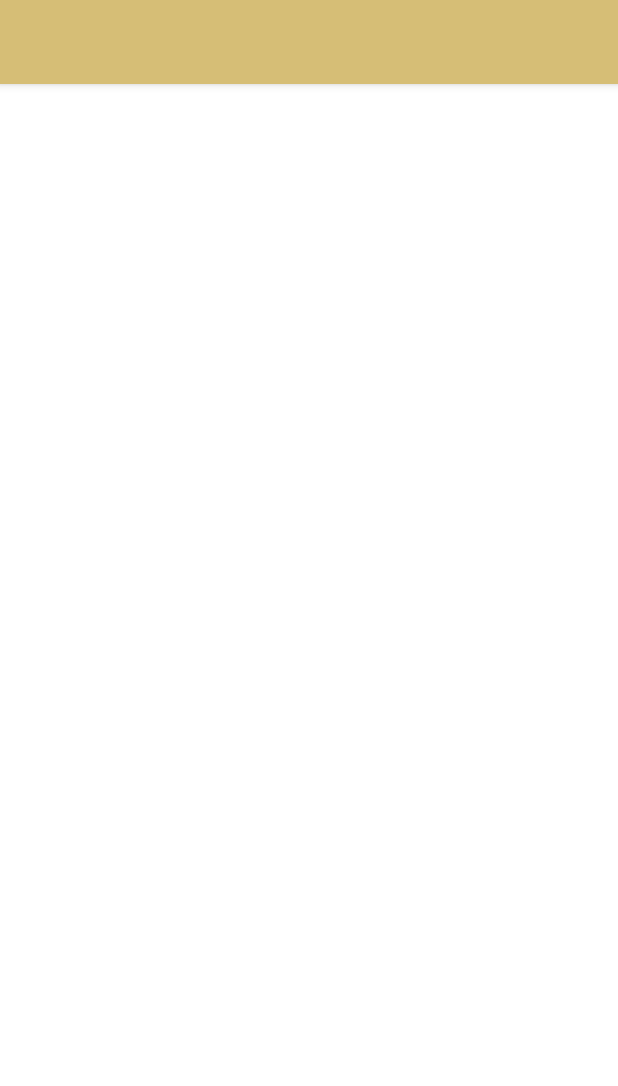
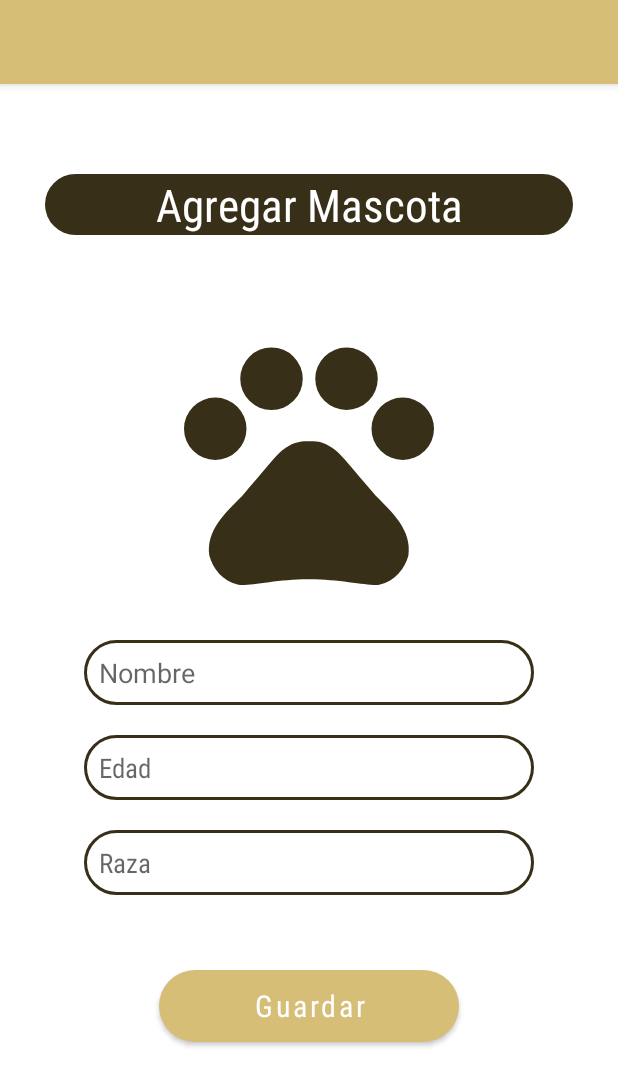
Before and after one commit to arckenos/CuitdaVet-Final, an Android app: the addMascota screen opened directly, with no data from a screen before it, on a phone screen of 412 x 824 dp. Shown: the top 1086 px of the screen. Run offline under Robolectric (Android 15) with nearby library versions, the phone set to English and light mode, and no system bars; our stand-ins replace Firebase (no records; nobody signed in at launch, a user with empty details on screens opened directly).

Commit message:
Mascotas parte 2
Ya agrega y muestra las mascotas agregadas, además arregle algo que estaba mal con la navegación al aviso de privacidad

```diff
--- a/app/src/main/java/encinas/maria/cuidavet/ui/avisoprivacidad/AvisoFragment.kt
+++ b/app/src/main/java/encinas/maria/cuidavet/ui/avisoprivacidad/AvisoFragment.kt
@@ -8,7 +8,6 @@ import android.view.ViewGroup
 import androidx.fragment.app.Fragment
 import encinas.maria.cuidavet.R
 import encinas.maria.cuidavet.calendario
-import encinas.maria.cuidavet.databinding.FragmentHomeBinding
 import encinas.maria.cuidavet.databinding.FragmentPrivacidadBinding
 import encinas.maria.cuidavet.menu_desplegable
 
@@ -25,9 +24,9 @@ class AvisoFragment: Fragment() {
         container: ViewGroup?,
         savedInstanceState: Bundle?
     ): View {
-        val bin = FragmentHomeBinding.inflate(layoutInflater)
+        val bin = FragmentPrivacidadBinding.inflate(layoutInflater)
 
-        bin.btnCalendario.setOnClickListener {
+        bin.btnHecho.setOnClickListener {
             val intent = Intent(this@AvisoFragment.requireContext(), menu_desplegable::class.java)
             startActivity(intent)
         }
--- a/app/src/main/res/layout/activity_add_mascota.xml
+++ b/app/src/main/res/layout/activity_add_mascota.xml
@@ -1,9 +1,91 @@
 <?xml version="1.0" encoding="utf-8"?>
-<androidx.constraintlayout.widget.ConstraintLayout xmlns:android="http://schemas.android.com/apk/res/android"
+<LinearLayout xmlns:android="http://schemas.android.com/apk/res/android"
     xmlns:app="http://schemas.android.com/apk/res-auto"
     xmlns:tools="http://schemas.android.com/tools"
     android:layout_width="match_parent"
     android:layout_height="match_parent"
-    tools:context=".addMascota">
+    tools:context=".addMascota"
+    android:layout_margin="30dp"
+    android:orientation="vertical">
 
-</androidx.constraintlayout.widget.ConstraintLayout>
+    <TextView
+        android:layout_marginTop="30dp"
+        android:layout_width="match_parent"
+        android:layout_height="wrap_content"
+        android:layout_gravity="center"
+        android:background="@drawable/boton_cafeoscuro"
+        android:paddingHorizontal="50dp"
+        android:text="Agregar Mascota"
+        android:textAllCaps="false"
+        android:fontFamily="sans-serif-condensed"
+        android:textAlignment="center"
+        android:textColor="@color/white"
+        android:textSize="30sp"
+        android:layout_marginBottom="50dp"
+        />
+
+    <ImageView
+        android:layout_width="match_parent"
+        android:layout_height="200dp"
+        android:src="@drawable/ic_pets"
+        app:tint="@color/cafe_oscuro" />
+
+    <EditText
+        android:id="@+id/etNombre"
+        android:paddingHorizontal="10dp"
+        android:paddingVertical="5dp"
+        android:layout_marginTop="20dp"
+        android:layout_width="300dp"
+        android:layout_height="43dp"
+        android:hint = "Nombre"
+        android:inputType="text"
+        android:layout_gravity="center"
+        android:background="@drawable/round_et"
+
+        />
+
+
+    <EditText
+        android:id="@+id/etEdad"
+        android:paddingHorizontal="10dp"
+        android:paddingVertical="5dp"
+        android:layout_marginTop="20dp"
+        android:layout_width="300dp"
+        android:layout_height="43dp"
+        android:hint = "Edad"
+        android:fontFamily="sans-serif-condensed"
+        android:inputType="text"
+        android:layout_gravity="center"
+        android:background="@drawable/round_et"
+        />
+
+    <EditText
+        android:id="@+id/etRaza"
+        android:paddingHorizontal="10dp"
+        android:paddingVertical="5dp"
+        android:layout_marginTop="20dp"
+        android:layout_width="300dp"
+        android:layout_height="43dp"
+        android:hint = "Raza"
+        android:fontFamily="sans-serif-condensed"
+        android:inputType="text"
+        android:layout_gravity="center"
+        android:background="@drawable/round_et"
+        />
+
+    <Button
+        android:id="@+id/btn_guardar"
+        android:layout_width="200dp"
+        android:layout_height="wrap_content"
+        android:text="Guardar"
+        android:textAllCaps="false"
+        android:fontFamily="sans-serif-condensed"
+        android:layout_gravity="center"
+        android:layout_marginTop="50dp"
+        android:textSize="20sp"
+        android:paddingHorizontal="15dp"
+        android:textColor="@color/white"
+        android:background="@drawable/boton_cafeclaro"
+        />
+
+</LinearLayout>
```
Also changed, not shown: app/src/main/java/encinas/maria/cuidavet/addMascota.kt (+37 -0 lines), app/src/main/res/layout/fragment_notas.xml (+28 -1 lines).
